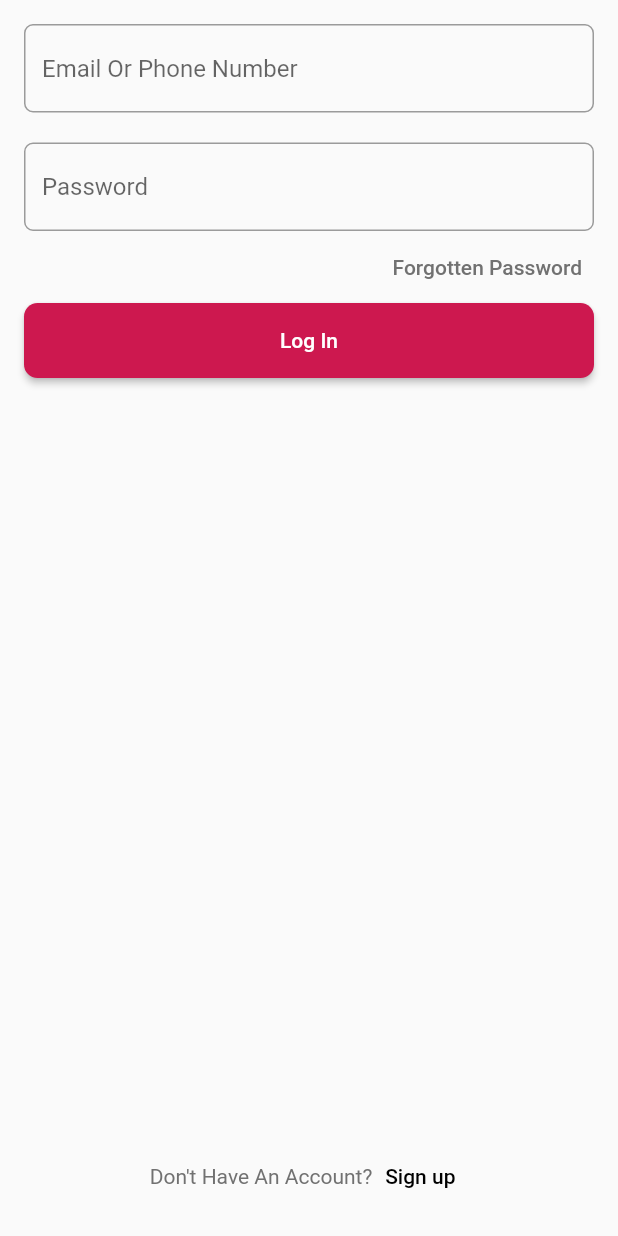
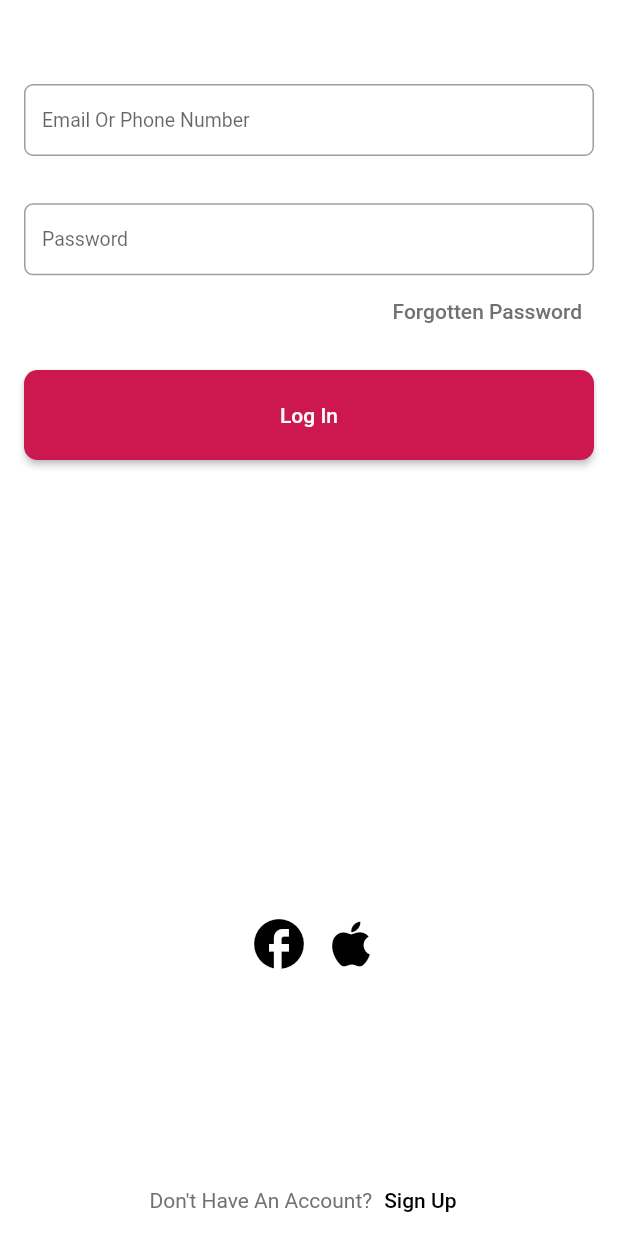
Before and after one commit to abdelillah-tam/FurT, a Flutter app: the screen it shows after launch, after a tap on "Log In", on a phone screen of 412 x 824 dp. Run offline on Flutter 3.47's test engine with Material 2 defaults, Android fonts, the phone set to English and light mode, and no system bars; our stand-ins replace bloc, equatable, firebase_auth, firebase_core, flutter_bloc; accounts and stored records are empty; network calls fail.

Commit message:
Added RegisterView.dart and LoginView.dart and design them

```diff
--- a/lib/main.dart
+++ b/lib/main.dart
@@ -1,25 +1,49 @@
 import 'package:flutter/material.dart';
+import 'package:flutter_bloc/flutter_bloc.dart';
+import 'package:furt/services/auth/auth_cubit.dart';
+import 'package:furt/services/auth/auth_state.dart';
+import 'package:furt/services/auth/firebase_auth_provider.dart';
+import 'package:furt/views/HomeView.dart';
 import 'package:furt/views/LoginView.dart';
+import 'package:furt/views/RegisterView.dart';
 
 void main() {
   WidgetsFlutterBinding.ensureInitialized();
-  runApp(const MaterialApp(
+  runApp(MaterialApp(
     title: 'FurT',
-    home: HomePage(),
+    home: BlocProvider<AuthCubit>(
+      create: (context) => AuthCubit(provider: FirebaseAuthProvider()),
+      child: const MainPage(),
+    ),
   ));
 }
 
-
-class HomePage extends StatefulWidget {
-  const HomePage({Key? key}) : super(key: key);
+class MainPage extends StatefulWidget {
+  const MainPage({Key? key}) : super(key: key);
 
   @override
-  State<HomePage> createState() => _HomePageState();
+  State<MainPage> createState() => _MainPageState();
 }
 
-class _HomePageState extends State<HomePage> {
+class _MainPageState extends State<MainPage> {
   @override
   Widget build(BuildContext context) {
-    return const LoginView();
+    context.read<AuthCubit>().initialize();
+    return BlocConsumer<AuthCubit, AuthState>(
+      listener: (context, state) {},
+      builder: (context, state) {
+        if (state is AuthStateLoggedOut) {
+          return const LoginView();
+        } else if (state is AuthStateRegisterState) {
+          return const RegisterView();
+        } else if (state is AuthStateLoggedIn){
+          return const HomeView();
+        }else {
+          return const Scaffold(
+            body: CircularProgressIndicator(),
+          );
+        }
+      },
+    );
   }
 }
--- /dev/null
+++ b/lib/services/auth/auth_cubit.dart
@@ -0,0 +1,70 @@
+
+
+import 'package:bloc/bloc.dart';
+import 'package:furt/services/auth/auth_provider.dart';
+import 'package:furt/services/auth/auth_state.dart';
+
+class AuthCubit extends Cubit<AuthState> {
+  final AuthProvider provider;
+
+  AuthCubit({required this.provider})
+      : super(const AuthStateUninitialized(isLoading: true));
+
+  void initialize() async {
+    await provider.initialize();
+    final user = provider.currentUser;
+    if (user == null) {
+      emit(const AuthStateLoggedOut(exception: null, isLoading: false));
+    } else {
+      emit(AuthStateLoggedIn(user: user, isLoading: false));
+    }
+  }
+
+  void logIn({required String email, required String password}) async {
+    emit(
+      const AuthStateLoggedOut(
+        exception: null,
+        isLoading: true,
+        loadingText: 'Please wait ...',
+      ),
+    );
+    try {
+      final user = await provider.logIn(email: email, password: password);
+      emit(const AuthStateLoggedOut(exception: null, isLoading: false));
+      emit(AuthStateLoggedIn(user: user, isLoading: false));
+    } on Exception catch (e) {
+      emit(AuthStateLoggedOut(exception: e, isLoading: false));
+    }
+  }
+
+  void signUp({required String email, required String password}) async {
+    try {
+      emit(const AuthStateRegisterState(
+          exception: null, isLoading: true, loadingText: 'Signing up ...'));
+      await provider.register(email: email, password: password);
+      emit(const AuthStateRegisterState(exception: null, isLoading: false));
+      final user = await provider.logIn(email: email, password: password);
+      emit(AuthStateLoggedIn(user: user, isLoading: false));
+    } on Exception catch (e) {
+      emit(AuthStateRegisterState(exception: e, isLoading: false));
+    }
+  }
+
+  void shoudRegister() {
+    emit(const AuthStateRegisterState(exception: null, isLoading: false));
+  }
+
+  void logout() async {
+    try {
+      await provider.logout();
+      emit(
+        const AuthStateLoggedOut(
+          exception: null,
+          isLoading: false,
+        ),
+      );
+    } on Exception catch (e) {
+      emit(AuthStateLoggedOut(exception: e, isLoading: false));
+    }
+  }
+}
--- a/lib/services/auth/auth_exceptions.dart
+++ b/lib/services/auth/auth_exceptions.dart
@@ -5,4 +5,10 @@ class UserNotFoundAuthException implements Exception{}
 class WrongPasswordAuthException implements Exception{}
 class UserNotLoggedInAuthException implements Exception{}
 
+
+// Register exceptions
+class EmailAlreadyInUseAuthException implements Exception{}
+class WeakPasswordAuthException implements Exception{}
+
+
 class GenericAuthException implements Exception{}
--- a/lib/services/auth/auth_provider.dart
+++ b/lib/services/auth/auth_provider.dart
@@ -6,4 +6,8 @@ abstract class AuthProvider{
   Future<void> initialize();
 
   Future<AuthUser> logIn({required String email, required String password});
+
+  Future<AuthUser> register({required String email, required String password});
+
+  Future<void> logout();
 }
--- a/lib/services/auth/auth_state.dart
+++ b/lib/services/auth/auth_state.dart
@@ -41,3 +41,16 @@ class AuthStateLoggedOut extends AuthState with EquatableMixin {
   @override
   List<Object?> get props => [exception, isLoading];
 }
+
+class AuthStateRegisterState extends AuthState {
+  final Exception? exception;
+
+  const AuthStateRegisterState({
+    required this.exception,
+    required isLoading,
+    String? loadingText,
+  }) : super(
+          isLoading: isLoading,
+          loadingText: loadingText,
+        );
+}
--- a/lib/views/LoginView.dart
+++ b/lib/views/LoginView.dart
@@ -1,4 +1,6 @@
 import 'package:flutter/material.dart';
+import 'package:flutter_bloc/flutter_bloc.dart';
+import 'package:furt/services/auth/auth_cubit.dart';
 
 class LoginView extends StatefulWidget {
   const LoginView({Key? key}) : super(key: key);
@@ -20,17 +22,32 @@ class _LoginViewState extends State<LoginView> {
 
   @override
   Widget build(BuildContext context) {
+    final height = MediaQuery.of(context).size.height;
     return Scaffold(
+      resizeToAvoidBottomInset: false,
+      backgroundColor: Colors.white,
+      appBar: AppBar(
+        backgroundColor: Colors.white,
+        elevation: 0.0,
+      ),
       body: Padding(
-        padding: const EdgeInsets.all(16.0),
-        child: Column(
+        padding: const EdgeInsets.only(left: 16.0, right: 16.0),
+        child: Stack(
+          children: [
+            Column(
               children: <Widget>[
-            TextField(
+                Flexible(
+                  flex: 6,
+                  child: TextField(
                     controller: _emailOrPhoneController,
                     cursorColor: const Color.fromRGBO(205, 24, 79, 1.0),
-              decoration: const InputDecoration(
+                    style: const TextStyle(fontSize: 13.0),
+                    decoration: InputDecoration(
                       hintText: 'Email Or Phone Number',
-                focusedBorder: OutlineInputBorder(
+                      hintStyle: const TextStyle(fontSize: 13.0),
+                      isDense: false,
+                      contentPadding: const EdgeInsets.only(left: 12.0, right: 12.0),
+                      focusedBorder: const OutlineInputBorder(
                         borderSide: BorderSide(
                           color: Color.fromRGBO(205, 24, 79, 1.0),
                           width: 2.0,
@@ -39,22 +56,34 @@ class _LoginViewState extends State<LoginView> {
                           Radius.circular(6.0),
                         ),
                       ),
-                border: OutlineInputBorder(
+                      border: const OutlineInputBorder(
                         borderRadius: BorderRadius.all(
                           Radius.circular(6.0),
                         ),
                       ),
+                      constraints: BoxConstraints(
+                          maxHeight:
+                              (height >= 480 && height < 720 ? 40.0 : 60.0)),
                     ),
                   ),
-            const SizedBox(
-              height: 20.0,
                 ),
-            TextField(
+                const Spacer(flex: 3),
+                Flexible(
+                  flex: 6,
+                  child: TextField(
                     controller: _passwordController,
                     cursorColor: const Color.fromRGBO(205, 24, 79, 1.0),
-              decoration: const InputDecoration(
+                    enableSuggestions: false,
+                    keyboardType: TextInputType.visiblePassword,
+                    obscureText: true,
+                    textAlignVertical: TextAlignVertical.center,
+                    style: const TextStyle(fontSize: 13.0),
+                    decoration: InputDecoration(
                       hintText: 'Password',
-                focusedBorder: OutlineInputBorder(
+                      hintStyle: const TextStyle(fontSize: 13.0),
+                      isDense: false,
+                      contentPadding: const EdgeInsets.only(left: 12.0, right: 12.0),
+                      focusedBorder: const OutlineInputBorder(
                         borderSide: BorderSide(
                           color: Color.fromRGBO(205, 24, 79, 1.0),
                           width: 2.0,
@@ -63,14 +92,20 @@ class _LoginViewState extends State<LoginView> {
                           Radius.circular(6.0),
                         ),
                       ),
-                border: OutlineInputBorder(
+                      border: const OutlineInputBorder(
                         borderRadius: BorderRadius.all(
                           Radius.circular(6.0),
                         ),
                       ),
+                      constraints: BoxConstraints(
+                          maxHeight:
+                              (height >= 480 && height < 720 ? 40.0 : 60.0)),
                     ),
                   ),
-            Align(
+                ),
+                Flexible(
+                  flex: 6,
+                  child: Align(
                     alignment: Alignment.topRight,
                     child: TextButton(
                       onPressed: () {},
@@ -90,11 +125,23 @@ class _LoginViewState extends State<LoginView> {
                       ),
                     ),
                   ),
-            ElevatedButton(
-              onPressed: () {},
+                ),
+                Flexible(
+                  flex: 23,
+                  child: ElevatedButton(
+                    onPressed: () {
+                      final email = _emailOrPhoneController.text;
+                      final password = _passwordController.text;
+
+                      context
+                          .read<AuthCubit>()
+                          .logIn(email: email, password: password);
+                    },
                     style: ElevatedButton.styleFrom(
                         backgroundColor: const Color.fromRGBO(205, 24, 79, 1.0),
-                  minimumSize: const Size(double.infinity, 50.0),
+                        minimumSize: (height >= 480 && height < 720)
+                            ? const Size(double.infinity, 50.0)
+                            : const Size(double.infinity, 60.0),
                         shape: const RoundedRectangleBorder(
                           borderRadius: BorderRadius.all(
                             Radius.circular(9.0),
@@ -102,8 +149,39 @@ class _LoginViewState extends State<LoginView> {
                         )),
                     child: const Text('Log In'),
                   ),
-            const Spacer(),
-            Row(
+                ),
+                const Spacer(flex: 28),
+                Flexible(
+                  flex: 1,
+                  child: Align(
+                    alignment: Alignment.bottomCenter,
+                    child: Row(
+                      mainAxisAlignment: MainAxisAlignment.center,
+                      children: [
+                        IconButton(
+                            onPressed: () {},
+                            icon: const Icon(
+                              Icons.facebook_rounded,
+                              color: Colors.black,
+                              size: 40.0,
+                            )),
+                        IconButton(
+                          onPressed: () {},
+                          icon: const Icon(
+                            Icons.apple_rounded,
+                            color: Colors.black,
+                            size: 40.0,
+                          ),
+                        ),
+                      ],
+                    ),
+                  ),
+                ),
+              ],
+            ),
+            Align(
+              alignment: Alignment.bottomCenter,
+              child: Row(
                 mainAxisAlignment: MainAxisAlignment.center,
                 children: [
                   const Text(
@@ -111,7 +189,9 @@ class _LoginViewState extends State<LoginView> {
                     style: TextStyle(color: Color.fromRGBO(113, 113, 113, 1.0)),
                   ),
                   TextButton(
-                    onPressed: () {},
+                    onPressed: () {
+                      context.read<AuthCubit>().shoudRegister();
+                    },
                     style: TextButton.styleFrom(
                       foregroundColor: const Color.fromRGBO(205, 24, 79, 0.0),
                       shape: const RoundedRectangleBorder(
@@ -121,10 +201,12 @@ class _LoginViewState extends State<LoginView> {
                       ),
                     ),
                     child: const Text(
-                      'Sign up',
+                      'Sign Up',
                       style: TextStyle(color: Colors.black),
-                    ))
+                    ),
+                  ),
                 ],
+              ),
             ),
           ],
         ),
--- a/pubspec.yaml
+++ b/pubspec.yaml
@@ -41,6 +41,7 @@ dependencies:
   firebase_auth: ^4.2.9
   bloc: ^8.1.1
   equatable: ^2.0.5
+  provider: ^6.0.5
 
 dev_dependencies:
   flutter_test:
```
Also changed, not shown: lib/services/auth/firebase_auth_provider.dart (+40 -1 lines), lib/views/HomeView.dart (added, +27 -0 lines), lib/views/RegisterView.dart (added, +307 -0 lines), pubspec.lock. Lines whose indentation alone changed are shown as unchanged.
